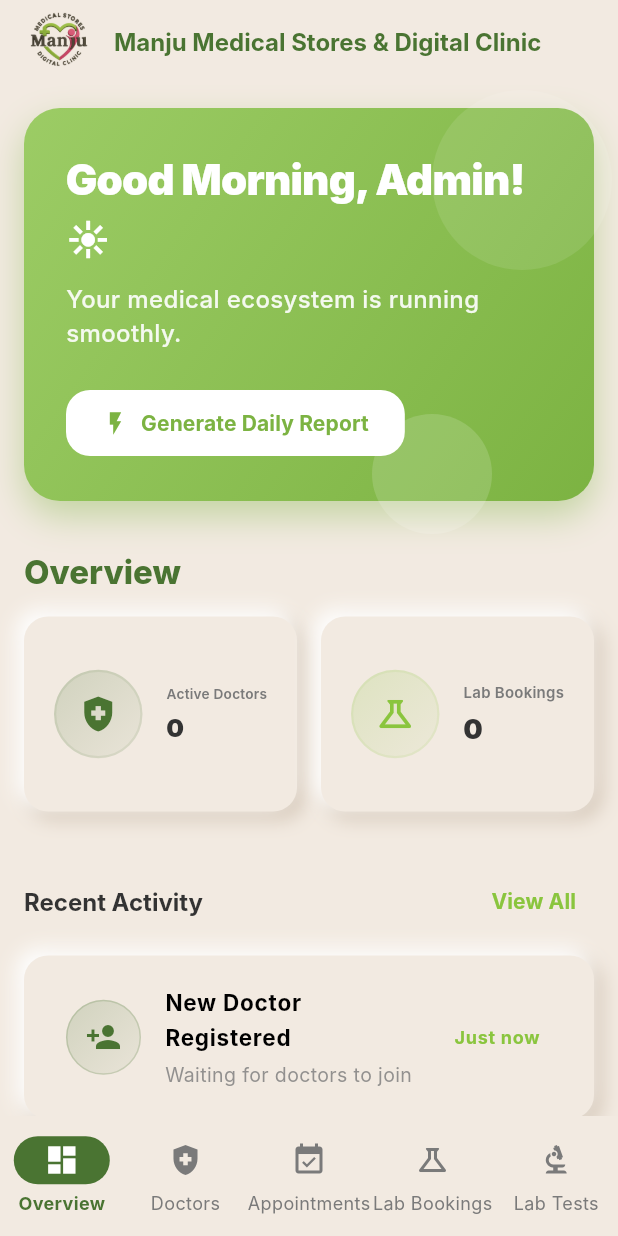
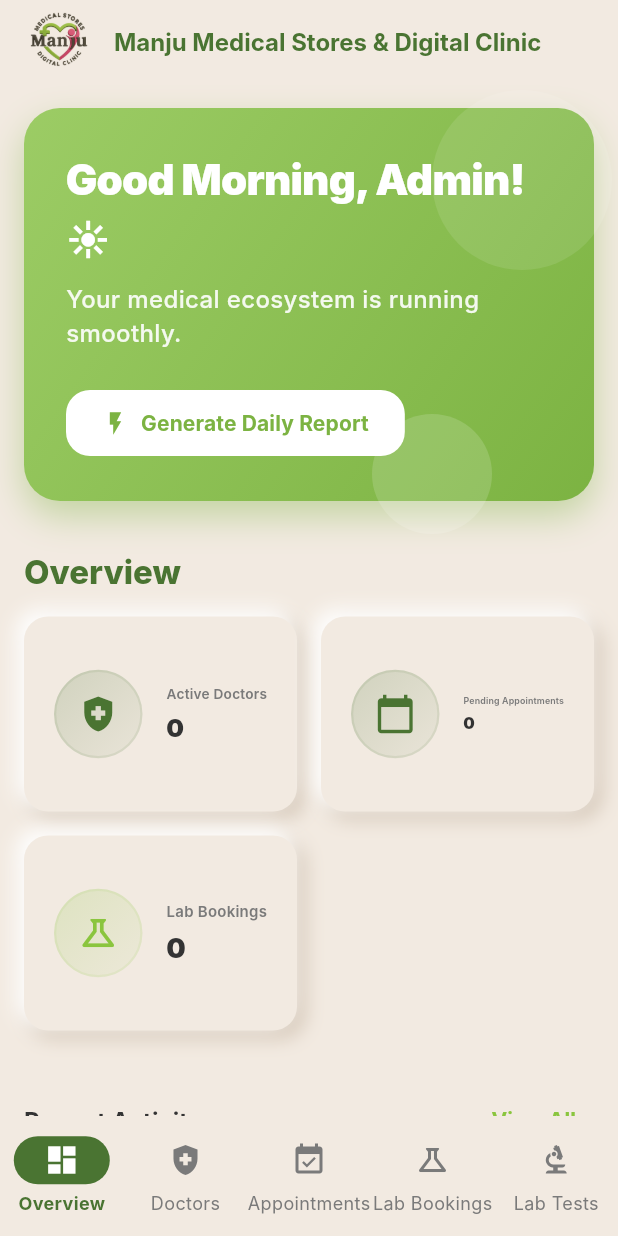
Before and after one commit to naiyo-24/Manju_Admin, a Flutter app: the DashboardScreen screen opened by its route, on a phone screen of 412 x 824 dp. Run offline on Flutter 3.47's test engine with Material 3 defaults, Android fonts, the light colour scheme and no system bars; our stand-ins replace csv, file_picker, flutter_riverpod, go_router, image_picker, shared_preferences; accounts and stored records are empty; Roboto replaces fonts that are missing (Inter).

Commit message:
feat: add pending appointments stat card to dashboard with navigation links

```diff
--- a/lib/screens/dashboard/dashboard_screen.dart
+++ b/lib/screens/dashboard/dashboard_screen.dart
@@ -1,10 +1,12 @@
 import 'package:flutter/material.dart';
 import 'package:flutter_riverpod/flutter_riverpod.dart';
+import 'package:go_router/go_router.dart';
 import '../../themes/app_theme.dart';
 import '../../widgets/admin_stat_card.dart';
 import '../../widgets/neumorphic_card.dart';
 import '../../providers/doctor_provider.dart';
 import '../../providers/lab_booking_provider.dart';
+import '../../providers/appointment_provider.dart';
 
 class DashboardScreen extends ConsumerWidget {
   const DashboardScreen({super.key});
@@ -15,9 +17,12 @@
 
     final doctorsAsync = ref.watch(doctorProvider);
     final labBookingsAsync = ref.watch(labBookingProvider);
+    final appointmentsAsync = ref.watch(appointmentProvider);
 
     final doctorCount = doctorsAsync.value?.length.toString() ?? '0';
     final labBookingCount = labBookingsAsync.value?.length.toString() ?? '0';
+
+    final pendingApptCount = appointmentsAsync.value?.where((a) => a.status.toUpperCase() == 'PENDING').length.toString() ?? '0';
     return Scaffold(
       backgroundColor: AppTheme.backgroundColor,
       appBar: AppBar(
@@ -56,15 +61,34 @@
                 builder: (context, constraints) {
                   final isWide = constraints.maxWidth > 600;
                   return GridView.count(
-                    crossAxisCount: isWide ? 2 : 2,
+                    crossAxisCount: isWide ? 3 : 2,
                     shrinkWrap: true,
                     physics: const NeverScrollableScrollPhysics(),
                     crossAxisSpacing: 16,
                     mainAxisSpacing: 16,
-                    childAspectRatio: isWide ? 4.0 : 1.4,
+                    childAspectRatio: isWide ? 3.0 : 1.4,
                     children: [
-                      AdminStatCard(title: 'Active Doctors', value: doctorCount, icon: Icons.health_and_safety, iconColor: AppTheme.primaryGreen),
-                      AdminStatCard(title: 'Lab Bookings', value: labBookingCount, icon: Icons.science_outlined, iconColor: AppTheme.accentGreen),
+                      AdminStatCard(
+                        title: 'Active Doctors',
+                        value: doctorCount,
+                        icon: Icons.health_and_safety,
+                        iconColor: AppTheme.primaryGreen,
+                        onTap: () => context.go('/doctors'),
+                      ),
+                      AdminStatCard(
+                        title: 'Pending Appointments',
+                        value: pendingApptCount,
+                        icon: Icons.calendar_today,
+                        iconColor: AppTheme.primaryGreen,
+                        onTap: () => context.go('/appointments'),
+                      ),
+                      AdminStatCard(
+                        title: 'Lab Bookings',
+                        value: labBookingCount,
+                        icon: Icons.science_outlined,
+                        iconColor: AppTheme.accentGreen,
+                        onTap: () => context.go('/lab-bookings'),
+                      ),
                     ],
                   );
                 },
--- a/lib/widgets/admin_stat_card.dart
+++ b/lib/widgets/admin_stat_card.dart
@@ -7,6 +7,7 @@
   final String value;
   final IconData icon;
   final Color iconColor;
+  final VoidCallback? onTap;
 
   const AdminStatCard({
     super.key,
@@ -14,13 +15,17 @@
     required this.value,
     required this.icon,
     this.iconColor = AppTheme.primaryGreen,
+    this.onTap,
   });
 
   @override
   Widget build(BuildContext context) {
-    return NeumorphicCard(
-      padding: 20,
-      child: Row(
+    return GestureDetector(
+      onTap: onTap,
+      behavior: HitTestBehavior.opaque,
+      child: NeumorphicCard(
+        padding: 20,
+        child: Row(
         crossAxisAlignment: CrossAxisAlignment.center,
         children: [
           Container(
@@ -71,6 +76,6 @@
           ),
         ],
       ),
-    );
+    ));
   }
 }
```
